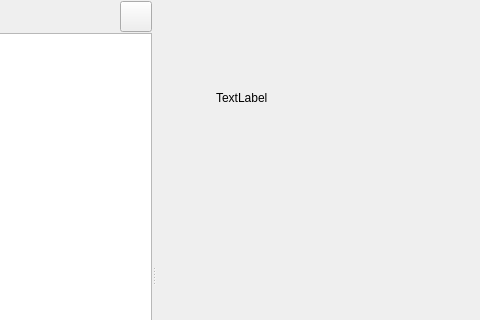
First picture: the form in layouts/navtreeleftwidget.ui, repository heli/QtFrame, before the edit; both pictures show x 148 to 628 and y 0 to 320 of the 885 by 550 pixel window.
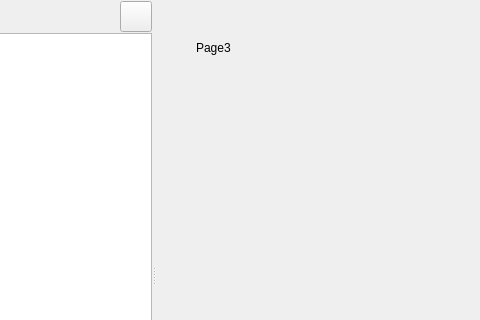
Second picture: the form after the edit. The open tabs and pages were chosen to show the change. Icons and pictures are not drawn.

Patch:
```diff
--- a/layouts/navtreeleftwidget.ui
+++ b/layouts/navtreeleftwidget.ui
@@ -182,11 +182,40 @@
                </rect>
               </property>
               <property name="text">
-               <string>TextLabel</string>
+               <string>Page1</string>
               </property>
              </widget>
             </widget>
-            <widget class="QWidget" name="page_2"/>
+            <widget class="QWidget" name="page_2">
+             <widget class="QLabel" name="label_2">
+              <property name="geometry">
+               <rect>
+                <x>50</x>
+                <y>50</y>
+                <width>58</width>
+                <height>16</height>
+               </rect>
+              </property>
+              <property name="text">
+               <string>Page2</string>
+              </property>
+             </widget>
+            </widget>
+            <widget class="QWidget" name="page_3">
+             <widget class="QLabel" name="label_3">
+              <property name="geometry">
+               <rect>
+                <x>40</x>
+                <y>40</y>
+                <width>58</width>
+                <height>16</height>
+               </rect>
+              </property>
+              <property name="text">
+               <string>Page3</string>
+              </property>
+             </widget>
+            </widget>
            </widget>
           </item>
          </layout>
```
